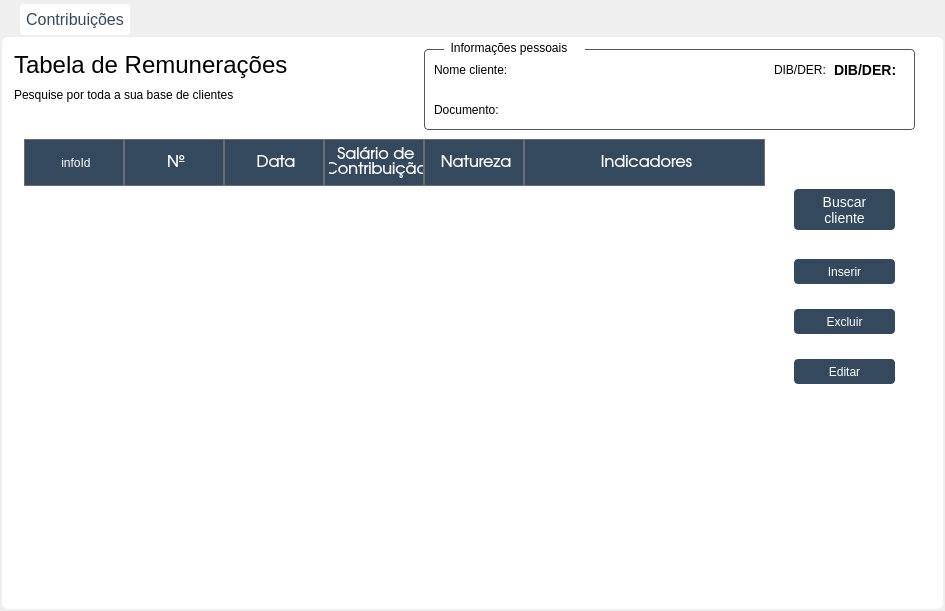
The window that Telas/UI/tabCalculos.ui (newprev/PrevCliente) describes before a commit, drawn with Qt 5.
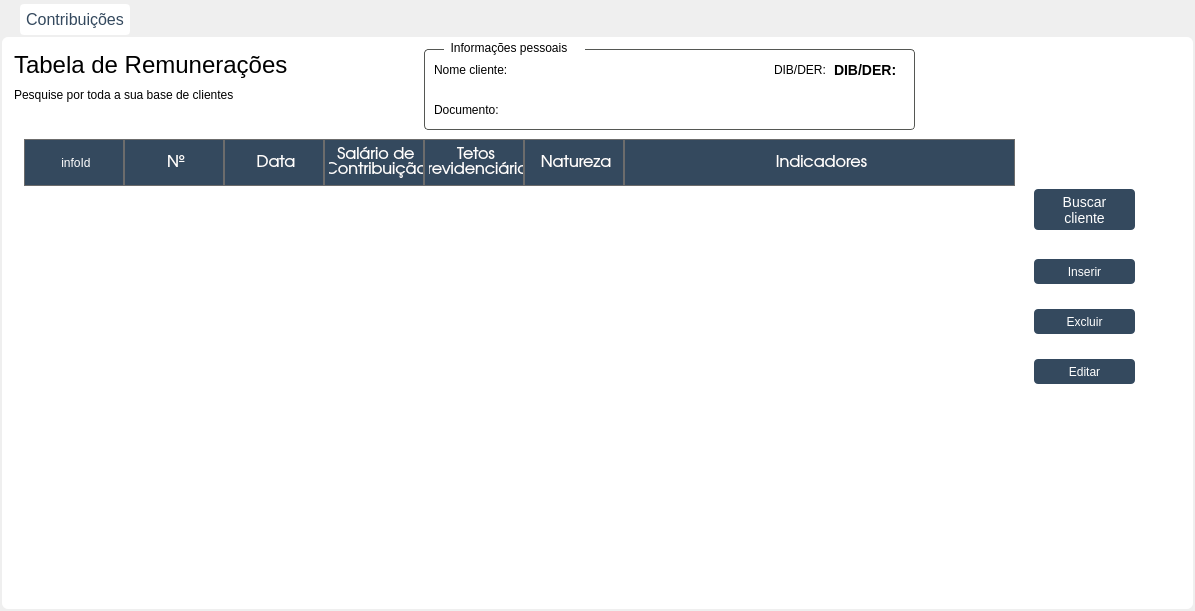
The same window after the commit. Icons and pictures are not drawn.

What changed in the file:
```diff
--- a/Telas/UI/tabCalculos.ui
+++ b/Telas/UI/tabCalculos.ui
@@ -6,7 +6,7 @@
    <rect>
     <x>0</x>
     <y>0</y>
-    <width>945</width>
+    <width>1195</width>
     <height>611</height>
    </rect>
   </property>
@@ -266,7 +266,7 @@
         <rect>
          <x>20</x>
          <y>100</y>
-         <width>741</width>
+         <width>991</width>
          <height>461</height>
         </rect>
        </property>
@@ -345,6 +345,21 @@
          <set>AlignCenter</set>
         </property>
        </column>
+       <column>
+        <property name="text">
+         <string>Tetos 
+Previdenciários</string>
+        </property>
+        <property name="font">
+         <font>
+          <family>TeX Gyre Adventor</family>
+          <pointsize>12</pointsize>
+         </font>
+        </property>
+        <property name="textAlignment">
+         <set>AlignCenter</set>
+        </property>
+       </column>
        <column>
         <property name="text">
          <string>Natureza</string>
@@ -377,7 +392,7 @@
       <widget class="QPushButton" name="pbBuscarCliente">
        <property name="geometry">
         <rect>
-         <x>790</x>
+         <x>1030</x>
          <y>150</y>
          <width>101</width>
          <height>41</height>
@@ -498,7 +513,7 @@
       <widget class="QPushButton" name="pbInserir">
        <property name="geometry">
         <rect>
-         <x>790</x>
+         <x>1030</x>
          <y>220</y>
          <width>101</width>
          <height>25</height>
@@ -511,7 +526,7 @@
       <widget class="QPushButton" name="pbExcluir">
        <property name="geometry">
         <rect>
-         <x>790</x>
+         <x>1030</x>
          <y>270</y>
          <width>101</width>
          <height>25</height>
@@ -524,7 +539,7 @@
       <widget class="QPushButton" name="pbEditar">
        <property name="geometry">
         <rect>
-         <x>790</x>
+         <x>1030</x>
          <y>320</y>
          <width>101</width>
          <height>25</height>
```
